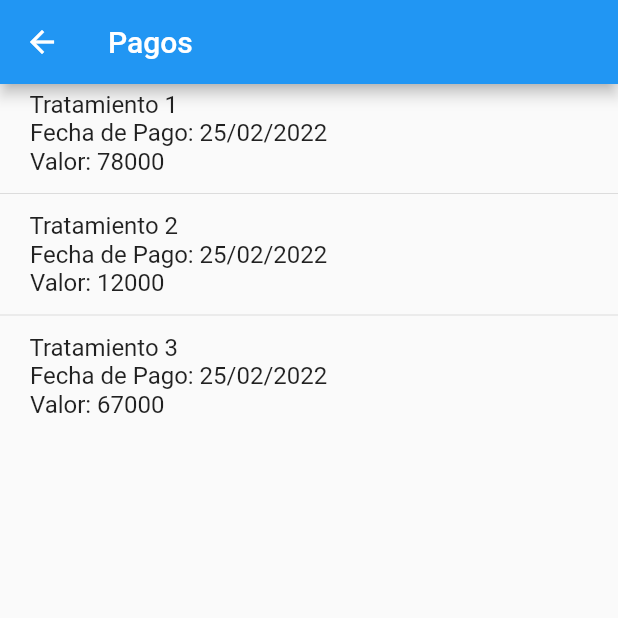
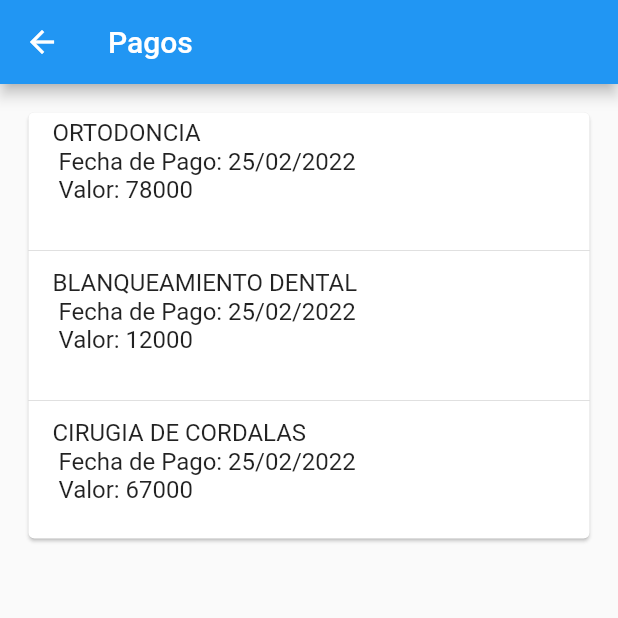
Before and after one commit to Giancarlo1099/EscobarGiancarloClinica, a Flutter app: the Pagos screen opened directly, on a phone screen of 412 x 824 dp, the top half of it. Run offline on Flutter 3.47's test engine with Material 2 defaults, Android fonts, the phone set to English and light mode, and no system bars.

Commit message:
Card
Se adicionaron los card correspondientes a citas y pagos

```diff
--- /dev/null
+++ b/escobarrojasgiancarlo/lib/views/cardviws/card_pagos.dart
@@ -0,0 +1,35 @@
+import 'package:flutter/material.dart';
+
+class CardPagos extends StatelessWidget {
+  const CardPagos({
+    Key key,
+  }) : super(key: key);
+
+  @override
+  Widget build(BuildContext context) {
+    return ListView(
+      padding: EdgeInsets.symmetric(horizontal: 15, vertical: 15),
+      children: [
+        Card(
+            child: Column(
+          children: [
+            ListTile(
+              title: Text(
+                  'ORTODONCIA\n Fecha de Pago: 25/02/2022 \n Valor: 78000 \n'),
+            ),
+            Divider(),
+            ListTile(
+              title: Text(
+                  'BLANQUEAMIENTO DENTAL\n Fecha de Pago: 25/02/2022 \n Valor: 12000\n'),
+            ),
+            Divider(),
+            ListTile(
+              title: Text(
+                  'CIRUGIA DE CORDALAS \n Fecha de Pago: 25/02/2022 \n Valor: 67000\n'),
+            ),
+          ],
+        ))
+      ],
+    );
+  }
+}
--- a/escobarrojasgiancarlo/lib/views/citas.dart
+++ b/escobarrojasgiancarlo/lib/views/citas.dart
@@ -1,4 +1,6 @@
 import 'package:flutter/material.dart';
+
+import 'cardviws/card_citas.dart';
 
 void main() => runApp(Citas());
 
@@ -14,25 +16,7 @@ class CitasState extends State<Citas> {
       appBar: AppBar(
         title: Text('Citas'),
       ),
-      body: ptratamientos(),
-    );
-  }
-
-  Widget ptratamientos() {
-    return ListView(
-      children: [
-        ListTile(
-          title: Text(' Tratamiento 1 \n Doctor: Benito Sanchez '),
-        ),
-        Divider(),
-        ListTile(
-          title: Text(' Tratamiento 2 \n Doctor: Jorge Cremades'),
-        ),
-        Divider(),
-        ListTile(
-          title: Text(' Tratamiento 3 \n Doctor: Luis Yepez'),
-        ),
-      ],
+      body: CardCitas(),
     );
   }
 }
--- a/escobarrojasgiancarlo/lib/views/pagos.dart
+++ b/escobarrojasgiancarlo/lib/views/pagos.dart
@@ -1,4 +1,6 @@
 import 'package:flutter/material.dart';
+
+import 'cardviws/card_pagos.dart';
 
 void main() => runApp(Pagos());
 
@@ -14,28 +16,7 @@ class _PagosState extends State<Pagos> {
       appBar: AppBar(
         title: Text('Pagos'),
       ),
-      body: ptratamientos(),
-    );
-  }
-
-  Widget ptratamientos() {
-    return ListView(
-      children: [
-        ListTile(
-          title: Text(
-              ' Tratamiento 1 \n Fecha de Pago: 25/02/2022 \n Valor: 78000 '),
-        ),
-        Divider(),
-        ListTile(
-          title: Text(
-              ' Tratamiento 2 \n Fecha de Pago: 25/02/2022 \n Valor: 12000'),
-        ),
-        Divider(),
-        ListTile(
-          title: Text(
-              ' Tratamiento 3 \n Fecha de Pago: 25/02/2022 \n Valor: 67000 '),
-        ),
-      ],
+      body: CardPagos(),
     );
   }
 }
```
Also changed, not shown: escobarrojasgiancarlo/lib/views/cardviws/card_citas.dart (added, +40 -0 lines).
